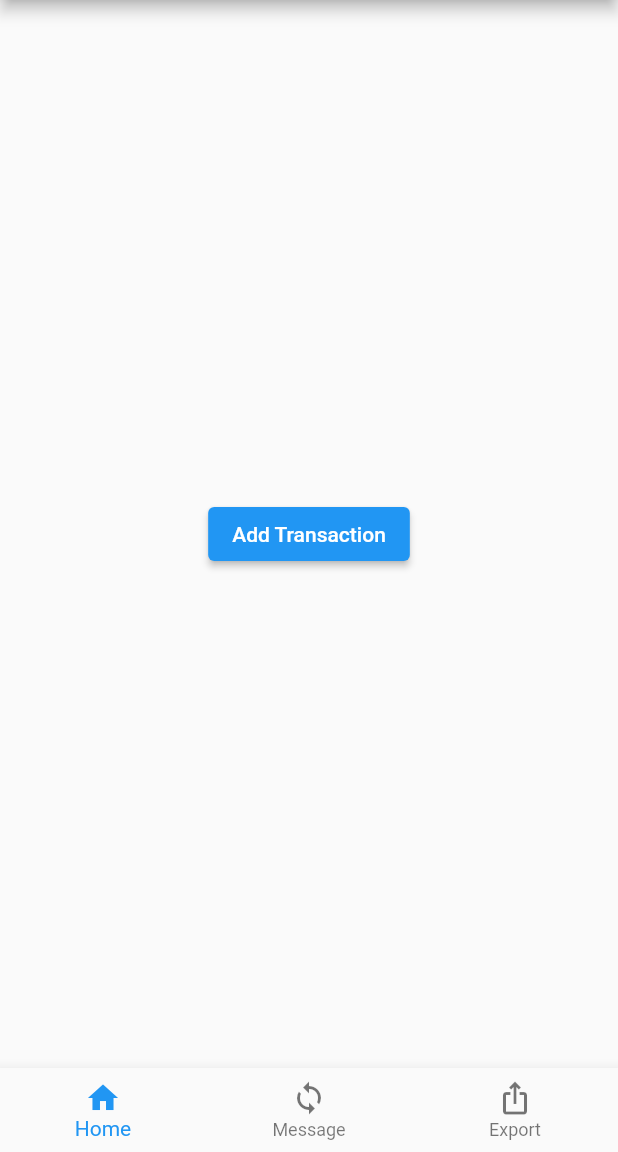
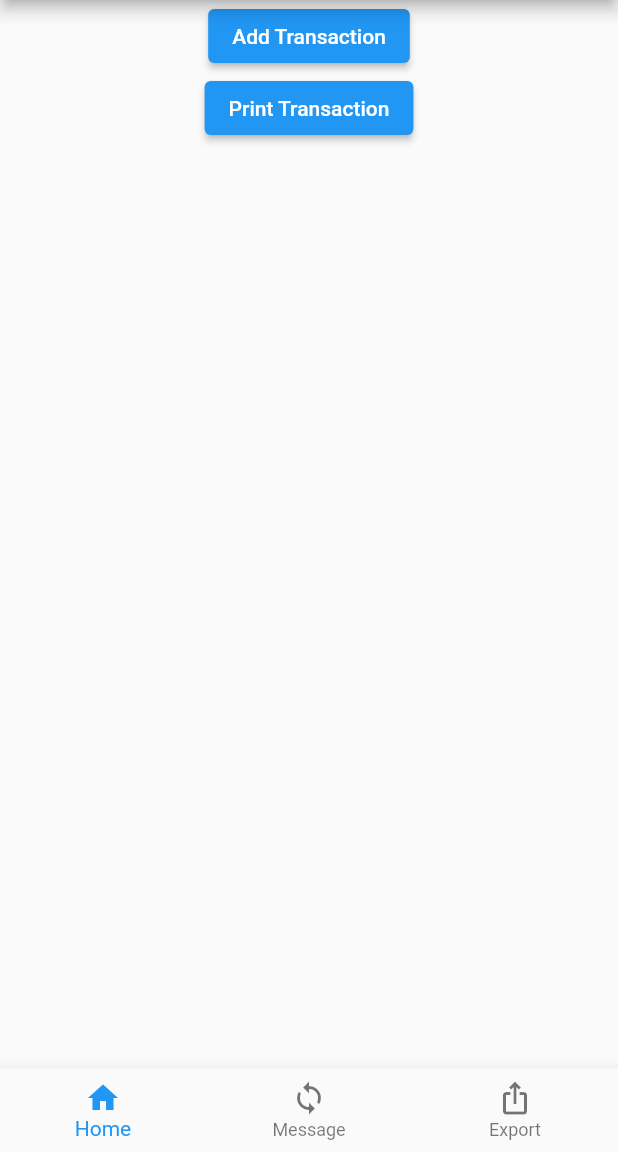
Before and after one commit to Avendo07/ledger, a Flutter app: the screen it shows after launch, after a tap on "Add Transaction", on a phone screen of 412 x 824 dp, the part 84-1236 px from its top. Run offline on Flutter 3.47's test engine with Material 2 defaults, Android fonts, the phone set to English and light mode, and no system bars; our stand-ins replace file_picker, get, hive_flutter, permission_handler; missing offline and left inert: excel, flutter_sms_inbox; accounts and stored records are empty.

Commit message:
- Changes to remove excel layer - Change excel implementation to Hivebox - Change home ui

```diff
--- a/lib/main.dart
+++ b/lib/main.dart
@@ -1,12 +1,17 @@
 import 'package:flutter/material.dart';
 import 'package:get/get.dart';
 import 'package:hive_flutter/hive_flutter.dart';
+import 'package:ledger/constants/hive_box.dart' as constants;
 import 'package:ledger/ui/homepage.dart';
 import 'package:ledger/ui/settings.dart';
 import 'package:ledger/view_model/home_controller.dart';
+import 'model/transaction.dart';
 
 void main() {
-  Hive.initFlutter();
+  Hive.initFlutter().then((value) {
+    Hive.registerAdapter(TransactionAdapter());
+    Hive.openBox(constants.transactionBox);
+  });
   Get.put(HomeController());
   runApp(const MyApp());
 }
--- a/lib/model/transaction.dart
+++ b/lib/model/transaction.dart
@@ -1,13 +1,26 @@
+import 'package:hive_flutter/adapters.dart';
 import 'package:intl/intl.dart';
 import 'package:ledger/constants/enum.dart';
+part 'transaction.g.dart';
 
-class Transaction {
+@HiveType(typeId: 0)
+class Transaction extends HiveObject {
+  @HiveField(0)
   final String transactionId;
+
+  @HiveField(1)
   final TransactionType transactionType;
 
+  // @HiveField(2)
   // final String sender;
+  //
+  // @HiveField(3)
   // final String receiver;
+
+  @HiveField(4)
   final int amount;
+
+  @HiveField(5)
   final DateTime timeStamp;
 
   Transaction(
@@ -36,23 +49,27 @@ class Transaction {
   }*/
 
   List<dynamic> toList() {
-    return [transactionId, transactionType.name, amount, _formatTimeStampString(timeStamp)];
+    return [
+      transactionId,
+      transactionType.name,
+      amount,
+      _formatTimeStampString(timeStamp)
+    ];
   }
 
   String toString() {
     return ("ID: $transactionId, type: $transactionType, amount: $amount, time: $timeStamp");
   }
 
-  static String _formatTimeStampString(DateTime dateTime){
+  static String _formatTimeStampString(DateTime dateTime) {
     DateFormat dateFormat = DateFormat("yyyy-MM-dd kk:mm:ss");
     String timeStampString = dateFormat.format(dateTime);
     return timeStampString;
   }
 
-  static DateTime _timeStampFromString(String timeStampString){
+  static DateTime _timeStampFromString(String timeStampString) {
     DateFormat dateFormat = DateFormat("yyyy-MM-dd kk:mm:ss");
     DateTime formattedTimeStamp = dateFormat.parse(timeStampString);
     return formattedTimeStamp;
   }
-
 }
--- a/lib/repositories/transaction_repository.dart
+++ b/lib/repositories/transaction_repository.dart
@@ -1,46 +1,59 @@
-import 'package:excel/excel.dart';
-import 'package:intl/intl.dart';
+import 'package:hive_flutter/hive_flutter.dart';
+import 'package:ledger/constants/hive_box.dart' as constants;
 import 'package:ledger/model/transaction.dart';
 import 'package:ledger/repositories/interface/transaction_repository_interface.dart';
-import 'package:ledger/services/excel_service/excel_service.dart';
 
 class TransactionRepository extends ITransactionRepository {
-  final Excel _excel;
+  late Box<Transaction> transactions;
 
-  TransactionRepository(this._excel);
-
-  static String _getSheetName(){
-    return DateFormat('MMMM yyyy').format(DateTime.now());
+  @override
+  void delete(int id) {
+    // TODO: implement delete
   }
 
   @override
   List<Transaction> getAll() {
-    var items = _excel.sheets[_getSheetName()]?.rows;
-    return items?.map((item) => Transaction.fromList(item)).toList() ?? [];
+    List<Transaction> list = [];
+    try {
+      initialiseBox();
+      list = transactions.values.toList(growable: true);
+    } catch (e) {
+      rethrow;
+    }
+    return list;
   }
 
   @override
   Transaction? getOne(int id) {
-    var item = _excel.sheets[_getSheetName()]?.row(id);
-    return item != null ? Transaction .fromList(item.map((Data? data) => data?.value).toList()) : null;
+    try {
+      initialiseBox();
+      return transactions.getAt(id);
+    } catch (e) {
+      rethrow;
+    }
   }
 
   @override
   void insert(Transaction transaction) {
-    String sheetName = _getSheetName();
-    // Sheet sheet;
-    // _excel.link(sheetName, sheet);
-    _excel.appendRow(sheetName, transaction.toList());
-    ExcelService.saveToExcel(_excel);
+    try {
+      initialiseBox();
+      transactions.add(transaction);
+    } catch (e) {
+      rethrow;
+    }
   }
 
   @override
   void update(Transaction transaction) {
-
+    // TODO: implement update
   }
 
-  @override
-  void delete(int id) async {
-    _excel.removeRow(_getSheetName(), id);
+  void initialiseBox() {
+    if (Hive.isBoxOpen(constants.transactionBox)) {
+      transactions = Hive.box(constants.transactionBox);
+    } else {
+      Hive.openBox<Transaction>(constants.transactionBox);
+      throw Exception("DB is not ready, try again in some time");
+    }
   }
 }
--- a/lib/services/excel_service/excel_service.dart
+++ b/lib/services/excel_service/excel_service.dart
@@ -5,14 +5,14 @@ import 'package:file_picker/file_picker.dart';
 import 'package:hive_flutter/hive_flutter.dart';
 import 'package:permission_handler/permission_handler.dart';
 
-import '../../constants/hive_box.dart';
+import '../../constants/hive_box.dart' as constants;
 
 class ExcelService {
   static saveToExcel(Excel excel) async {
     PermissionStatus filePermission = await Permission.storage.status;
-    Box preferencesBox = await Hive.openBox(HiveBoxStore.preferences);
+    Box preferencesBox = await Hive.openBox(constants.preferences);
     String? selectedDirectory =
-        await preferencesBox.get(HiveBoxStore.excelSaveDirectory);
+        await preferencesBox.get(constants.excelSaveDirectory);
     if (filePermission == PermissionStatus.granted) {
       if (selectedDirectory != null) {
         List<int>? encodedData = excel.encode();
@@ -34,9 +34,9 @@ class ExcelService {
   }
 
   static void chooseExcelLocation() async {
-    Box preferencesBox = await Hive.openBox(HiveBoxStore.preferences);
+    Box preferencesBox = await Hive.openBox(constants.preferences);
     String? selectedDirectory = await FilePicker.platform.getDirectoryPath();
-    preferencesBox.put(HiveBoxStore.excelSaveDirectory, selectedDirectory);
+    preferencesBox.put(constants.excelSaveDirectory, selectedDirectory);
   }
 
   static void addRow(List data, Sheet sheet) {
@@ -46,9 +46,9 @@ class ExcelService {
   static Future<Excel?> readExcelSheet() async {
     PermissionStatus filePermission = await Permission.storage.status;
     if (filePermission == PermissionStatus.granted) {
-      Box preferencesBox = await Hive.openBox(HiveBoxStore.preferences);
+      Box preferencesBox = await Hive.openBox(constants.preferences);
       String? selectedDirectory =
-          await preferencesBox.get(HiveBoxStore.excelSaveDirectory);
+          await preferencesBox.get(constants.excelSaveDirectory);
       if (selectedDirectory != null) {
         var file = "$selectedDirectory/excel.xlsx";
         var bytes = await File(file).readAsBytes();
--- a/lib/ui/transaction_page.dart
+++ b/lib/ui/transaction_page.dart
@@ -1,17 +1,27 @@
 import 'package:flutter/material.dart';
 import 'package:ledger/constants/enum.dart';
 import 'package:ledger/model/transaction.dart';
+import 'package:ledger/repositories/transaction_repository.dart';
 
 class TransactionPage extends StatelessWidget {
   const TransactionPage({super.key});
 
   @override
   Widget build(BuildContext context) {
+    TransactionRepository repo = TransactionRepository();
     return Center(
-      child: ElevatedButton(
-        onPressed: () => addTransaction(
-            Transaction("5", TransactionType.credit, 500, DateTime.now())),
-        child: const Text("Add Transaction"),
+      child: Column(
+        children: [
+          ElevatedButton(
+            onPressed: () => repo.insert(
+                Transaction("5", TransactionType.credit, 500, DateTime.now())),
+            child: const Text("Add Transaction"),
+          ),
+          ElevatedButton(
+            onPressed: () => print(repo.getOne(0).toString()),
+            child: const Text("Print Transaction"),
+          ),
+        ],
       ),
     );
   }
--- a/pubspec.yaml
+++ b/pubspec.yaml
@@ -43,10 +43,12 @@ dependencies:
   file_picker: ^5.2.0+1
   get: ^4.6.5
   intl: ^0.17.0
+  hive_generator: any
 
 dev_dependencies:
   integration_test:
     sdk: flutter
+  build_runner: any
   flutter_test:
     sdk: flutter
 
```
Also changed, not shown: lib/constants/hive_box.dart (+3 -4 lines), lib/model/transaction.g.dart (added), pubspec.lock, 2 other files.
